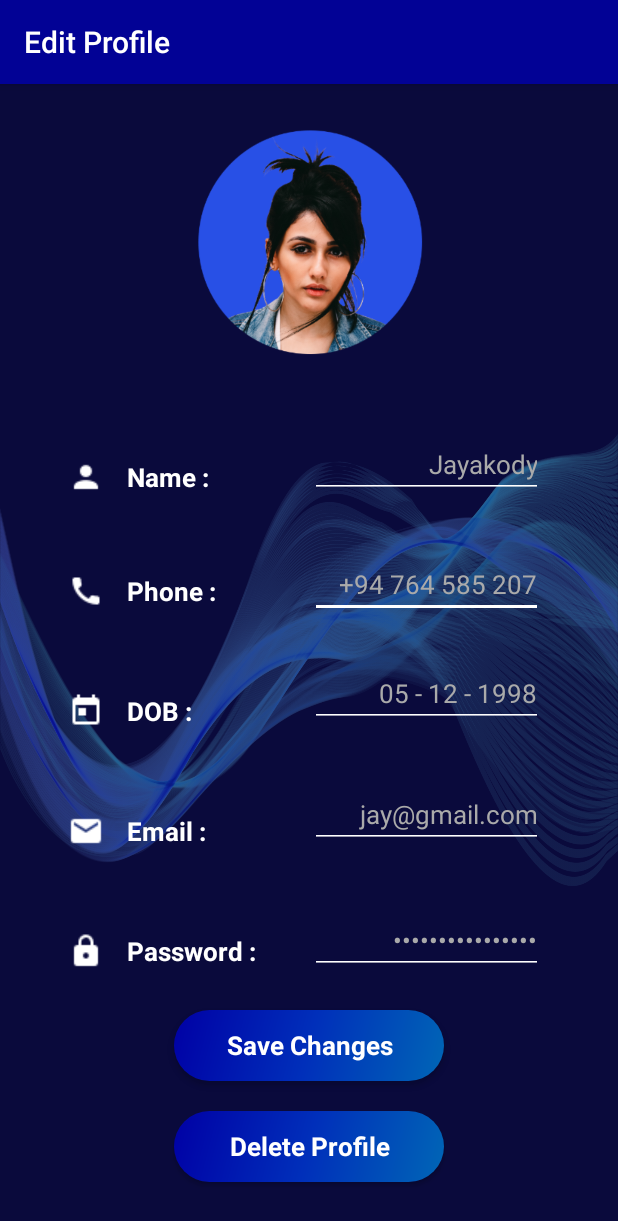
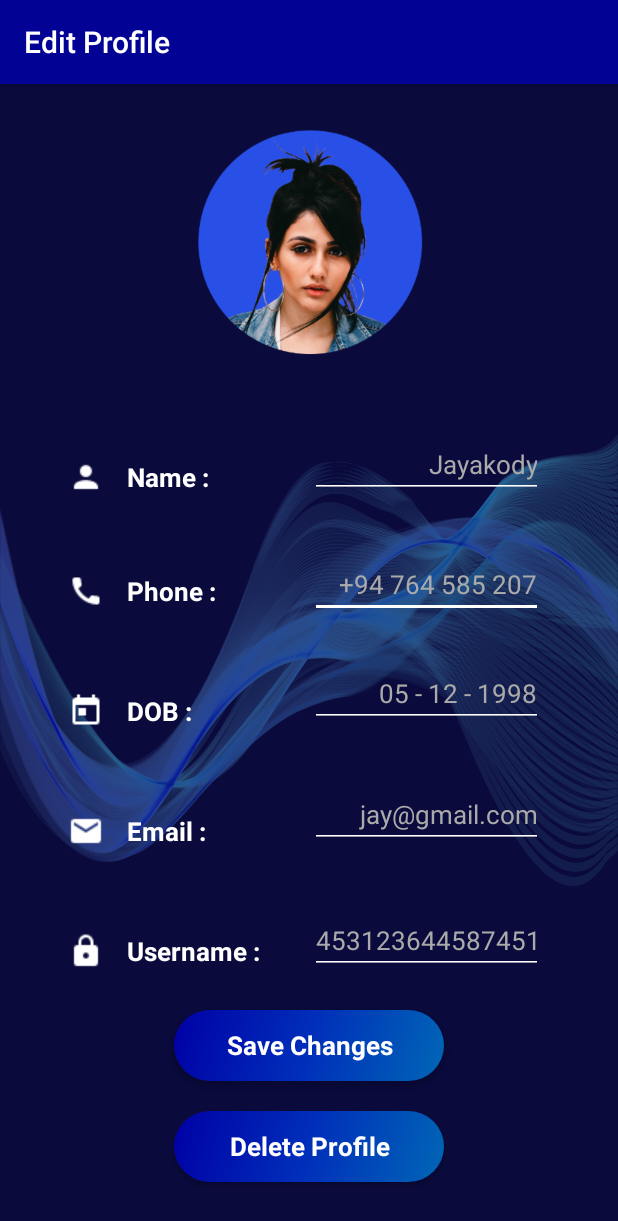
Before and after one commit to Anuththara18/MAD-Project, an Android app: the EditProfileActivity screen opened directly, with no data from a screen before it, on a phone screen of 412 x 824 dp. Shown: the top 1221 px of the screen. Run offline under Robolectric (Android 15) with nearby library versions, the light colour scheme and no system bars; our stand-ins replace Firebase (no records; nobody signed in at launch, a user with empty details on screens opened directly); Roboto replaces fonts that are not available here.

Commit message:
User Profile Data Updating and Deleting Done

```diff
--- a/app/src/main/java/com/example/hotelheritage/EditProfileActivity.java
+++ b/app/src/main/java/com/example/hotelheritage/EditProfileActivity.java
@@ -1,28 +1,94 @@
 package com.example.hotelheritage;
 
+import androidx.annotation.NonNull;
 import androidx.appcompat.app.AppCompatActivity;
 
 import android.app.DatePickerDialog;
+import android.content.Intent;
 import android.os.Bundle;
 import android.text.InputType;
 import android.view.View;
 import android.widget.Button;
 import android.widget.DatePicker;
 import android.widget.EditText;
+import android.widget.Toast;
+
+import com.google.firebase.database.DataSnapshot;
+import com.google.firebase.database.DatabaseError;
+import com.google.firebase.database.DatabaseReference;
+import com.google.firebase.database.FirebaseDatabase;
+import com.google.firebase.database.ValueEventListener;
 
 import java.util.Calendar;
 
 public class EditProfileActivity extends AppCompatActivity {
 
-    DatePickerDialog dobpicker;
-    EditText dob;
-    Button selectDate;
+    DatabaseReference dbRef;
+    EditText epName, epPhone, epDob, epEmail, epUsername;
+    Button saveChanges, deleteprofile;
 
     @Override
     protected void onCreate(Bundle savedInstanceState) {
         super.onCreate(savedInstanceState);
         setContentView(R.layout.activity_edit_profile);
 
+        epName = (EditText)findViewById(R.id.epName);
+        epPhone = (EditText)findViewById(R.id.epPhone);
+        epDob = (EditText)findViewById(R.id.epDob);
+        epEmail = (EditText)findViewById(R.id.epEmail);
+        epUsername = (EditText)findViewById(R.id.epUsername);
+        saveChanges = (Button)findViewById(R.id.saveChanges);
+        deleteprofile = (Button)findViewById(R.id.deleteprofile);
+
+        dbRef = FirebaseDatabase.getInstance().getReference().child("Users/2");
+        dbRef.addListenerForSingleValueEvent(new ValueEventListener() {
+            @Override
+            public void onDataChange(@NonNull DataSnapshot dataSnapshot) {
+                if(dataSnapshot.hasChildren()) {
+                    epName.setText(dataSnapshot.child("name").getValue().toString());
+                    epPhone.setText(dataSnapshot.child("conNo").getValue().toString());
+                    epDob.setText(dataSnapshot.child("dob").getValue().toString());
+                    epEmail.setText(dataSnapshot.child("email").getValue().toString());
+                    epUsername.setText(dataSnapshot.child("username").getValue().toString());
+
+                }
+                else {
+                    Toast.makeText(getApplicationContext(), "Cannot Find User", Toast.LENGTH_SHORT).show();
+                }
+            }
+
+            @Override
+            public void onCancelled(@NonNull DatabaseError databaseError) {
+
+            }
+        });
+
+        saveChanges.setOnClickListener(new View.OnClickListener() {
+            @Override
+            public void onClick(View v) {
+                dbRef = FirebaseDatabase.getInstance().getReference();
+                dbRef.child("Users").child("2").child("name").setValue(epName.getText().toString().trim());
+                dbRef.child("Users/2/conNo").setValue(epPhone.getText().toString().trim());
+                dbRef.child("Users/2/dob").setValue(epDob.getText().toString().trim());
+                dbRef.child("Users/2/email").setValue(epEmail.getText().toString().trim());
+                dbRef.child("Users/2/username").setValue(epUsername.getText().toString().trim());
+                Toast.makeText(getApplicationContext(), "Updated Successfully", Toast.LENGTH_SHORT).show();
+                //Intent int1 = new Intent(getApplicationContext(), MyProfileActivity.class);
+                //startActivity(int1);
+            }
+        });
+
+        deleteprofile.setOnClickListener(new View.OnClickListener() {
+            @Override
+            public void onClick(View v) {
+                dbRef = FirebaseDatabase.getInstance().getReference().child("Users").child("2");
+                dbRef.removeValue();
+                Toast.makeText(getApplicationContext(), " Deleted Successfully", Toast.LENGTH_SHORT).show();
+                Intent int2 = new Intent(getApplicationContext(), ReservationsHomeActivity.class);
+                startActivity(int2);
+            }
+        });
+
     }
 
 }
--- a/app/src/main/res/layout/activity_edit_profile.xml
+++ b/app/src/main/res/layout/activity_edit_profile.xml
@@ -108,7 +108,7 @@
         android:drawablePadding="15dp"
         android:fontFamily="@font/marko_one"
         android:paddingLeft="20dp"
-        android:text="@string/pwd_p"
+        android:text="Username :"
         android:textColor="@color/gradient1"
         android:textSize="17sp"
         android:textStyle="bold"
@@ -116,7 +116,7 @@
         app:layout_constraintStart_toStartOf="parent" />
 
     <EditText
-        android:id="@+id/editTextPhone"
+        android:id="@+id/epPhone"
         android:layout_width="155dp"
         android:layout_height="wrap_content"
         android:layout_marginEnd="50dp"
@@ -130,11 +130,11 @@
         android:textColor="@android:color/darker_gray"
         android:textColorHint="#ffffff"
         android:textSize="17sp"
-        app:layout_constraintBottom_toTopOf="@+id/dob"
+        app:layout_constraintBottom_toTopOf="@+id/epDob"
         app:layout_constraintEnd_toEndOf="parent" />
 
     <EditText
-        android:id="@+id/dob"
+        android:id="@+id/epDob"
         android:layout_width="155dp"
         android:layout_height="wrap_content"
         android:layout_marginEnd="50dp"
@@ -148,11 +148,11 @@
         android:textColor="@android:color/darker_gray"
         android:textColorHint="#ffffff"
         android:textSize="17sp"
-        app:layout_constraintBottom_toTopOf="@+id/editTextTextEmailAddress"
+        app:layout_constraintBottom_toTopOf="@+id/epEmail"
         app:layout_constraintEnd_toEndOf="parent" />
 
     <EditText
-        android:id="@+id/editTextTextEmailAddress"
+        android:id="@+id/epEmail"
         android:layout_width="155dp"
         android:layout_height="wrap_content"
         android:layout_marginEnd="50dp"
@@ -166,11 +166,11 @@
         android:textColor="@android:color/darker_gray"
         android:textColorHint="#ffffff"
         android:textSize="17sp"
-        app:layout_constraintBottom_toTopOf="@+id/editTextTextPassword"
+        app:layout_constraintBottom_toTopOf="@+id/epUsername"
         app:layout_constraintEnd_toEndOf="parent" />
 
     <EditText
-        android:id="@+id/editTextTextPassword"
+        android:id="@+id/epUsername"
         android:layout_width="155dp"
         android:layout_height="wrap_content"
         android:layout_marginEnd="50dp"
@@ -178,17 +178,17 @@
         android:backgroundTint="@color/gradient1"
         android:ems="10"
         android:fontFamily="@font/marko_one"
-        android:inputType="textPassword"
+        android:inputType="textPersonName"
         android:text="4531236445874512"
         android:textAlignment="textEnd"
         android:textColor="@android:color/darker_gray"
         android:textColorHint="#ffffff"
         android:textSize="17sp"
-        app:layout_constraintBottom_toTopOf="@+id/editprofile"
+        app:layout_constraintBottom_toTopOf="@+id/saveChanges"
         app:layout_constraintEnd_toEndOf="parent" />
 
     <EditText
-        android:id="@+id/editTextTextPersonName"
+        android:id="@+id/epName"
         android:layout_width="155dp"
         android:layout_height="wrap_content"
         android:layout_marginEnd="50dp"
@@ -202,11 +202,11 @@
         android:textColor="@android:color/darker_gray"
         android:textColorHint="#ffffff"
         android:textSize="17sp"
-        app:layout_constraintBottom_toTopOf="@+id/editTextPhone"
+        app:layout_constraintBottom_toTopOf="@+id/epPhone"
         app:layout_constraintEnd_toEndOf="parent" />
 
     <Button
-        android:id="@+id/editprofile"
+        android:id="@+id/saveChanges"
         android:layout_width="180dp"
         android:layout_height="47dp"
         android:layout_marginStart="116dp"
```
